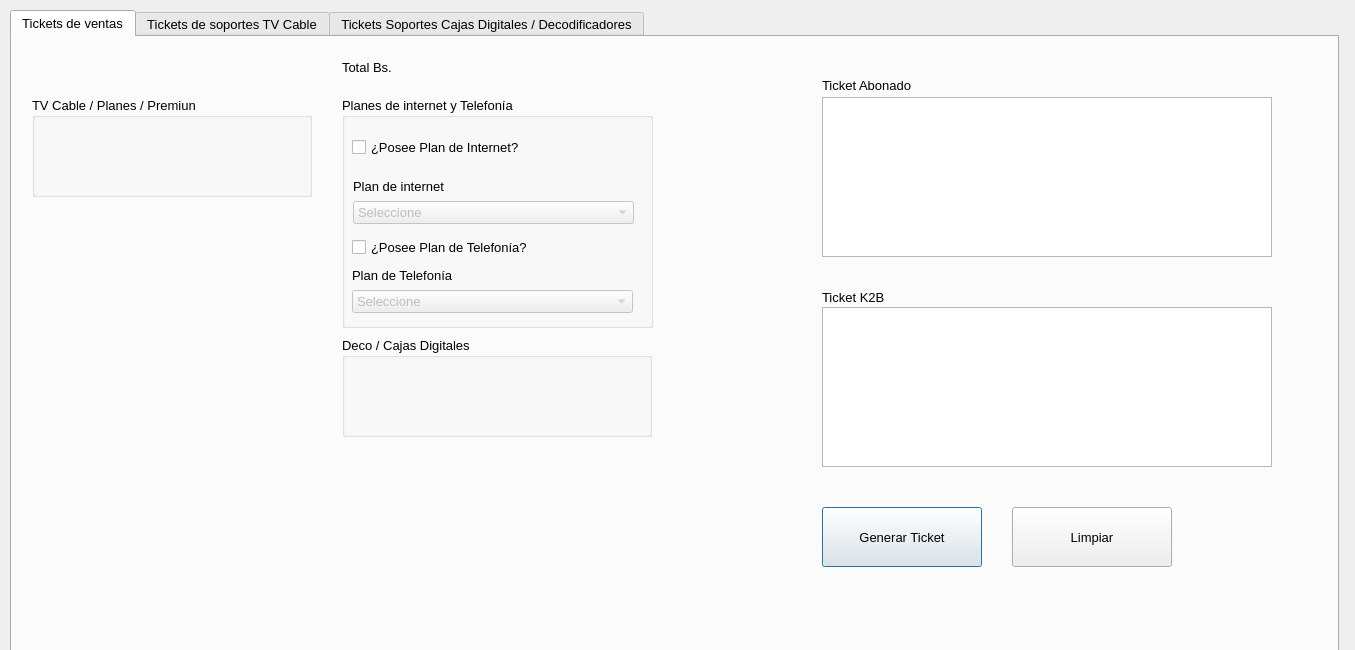
Old version of the form modules/Hfc/hfc_tv.ui in the repository ceeck65/assistent-inter-app.
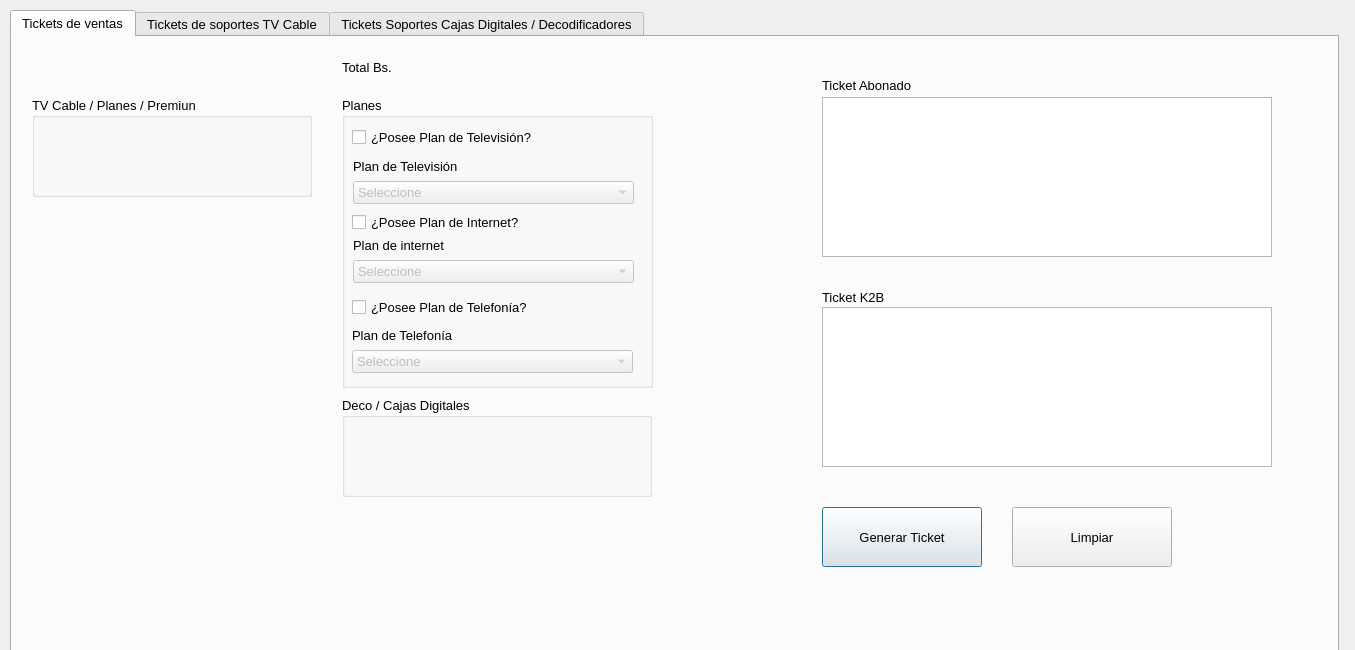
New version of the form. Icons and pictures are not drawn.

Commit message: Changes modules sales funtionals

Patch:
```diff
--- a/modules/Hfc/hfc_tv.ui
+++ b/modules/Hfc/hfc_tv.ui
@@ -72,7 +72,7 @@
      <property name="geometry">
       <rect>
        <x>330</x>
-       <y>300</y>
+       <y>360</y>
        <width>310</width>
        <height>100</height>
       </rect>
@@ -180,17 +180,17 @@
        <x>330</x>
        <y>60</y>
        <width>311</width>
-       <height>231</height>
+       <height>291</height>
       </rect>
      </property>
      <property name="title">
-      <string>Planes de internet y Telefonía</string>
+      <string>Planes</string>
      </property>
      <widget class="QWidget" name="layoutWidget">
       <property name="geometry">
        <rect>
         <x>10</x>
-        <y>170</y>
+        <y>230</y>
         <width>281</width>
         <height>46</height>
        </rect>
@@ -227,9 +227,9 @@
       <property name="geometry">
        <rect>
         <x>10</x>
-        <y>40</y>
+        <y>110</y>
         <width>211</width>
-        <height>21</height>
+        <height>31</height>
        </rect>
       </property>
       <property name="text">
@@ -240,9 +240,9 @@
       <property name="geometry">
        <rect>
         <x>10</x>
-        <y>140</y>
+        <y>200</y>
         <width>211</width>
-        <height>21</height>
+        <height>20</height>
        </rect>
       </property>
       <property name="text">
@@ -253,7 +253,7 @@
       <property name="geometry">
        <rect>
         <x>11</x>
-        <y>81</y>
+        <y>140</y>
         <width>281</width>
         <height>46</height>
        </rect>
@@ -286,6 +286,56 @@
        </item>
       </layout>
      </widget>
+     <widget class="QWidget" name="layoutWidget_2">
+      <property name="geometry">
+       <rect>
+        <x>11</x>
+        <y>61</y>
+        <width>281</width>
+        <height>46</height>
+       </rect>
+      </property>
+      <layout class="QVBoxLayout" name="verticalLayout_3">
+       <item>
+        <widget class="QLabel" name="label_8">
+         <property name="text">
+          <string>Plan de Televisión</string>
+         </property>
+        </widget>
+       </item>
+       <item>
+        <widget class="QComboBox" name="combo_tv_hfc">
+         <property name="enabled">
+          <bool>false</bool>
+         </property>
+         <property name="maximumSize">
+          <size>
+           <width>300</width>
+           <height>500</height>
+          </size>
+         </property>
+         <item>
+          <property name="text">
+           <string>Seleccione</string>
+          </property>
+         </item>
+        </widget>
+       </item>
+      </layout>
+     </widget>
+     <widget class="QCheckBox" name="is_tv_hfc">
+      <property name="geometry">
+       <rect>
+        <x>10</x>
+        <y>30</y>
+        <width>211</width>
+        <height>21</height>
+       </rect>
+      </property>
+      <property name="text">
+       <string>¿Posee Plan de Televisión?</string>
+      </property>
+     </widget>
     </widget>
     <widget class="QTextEdit" name="ticket_ab_hfc_tv">
      <property name="geometry">
```
The commit also changes 2 other files.
